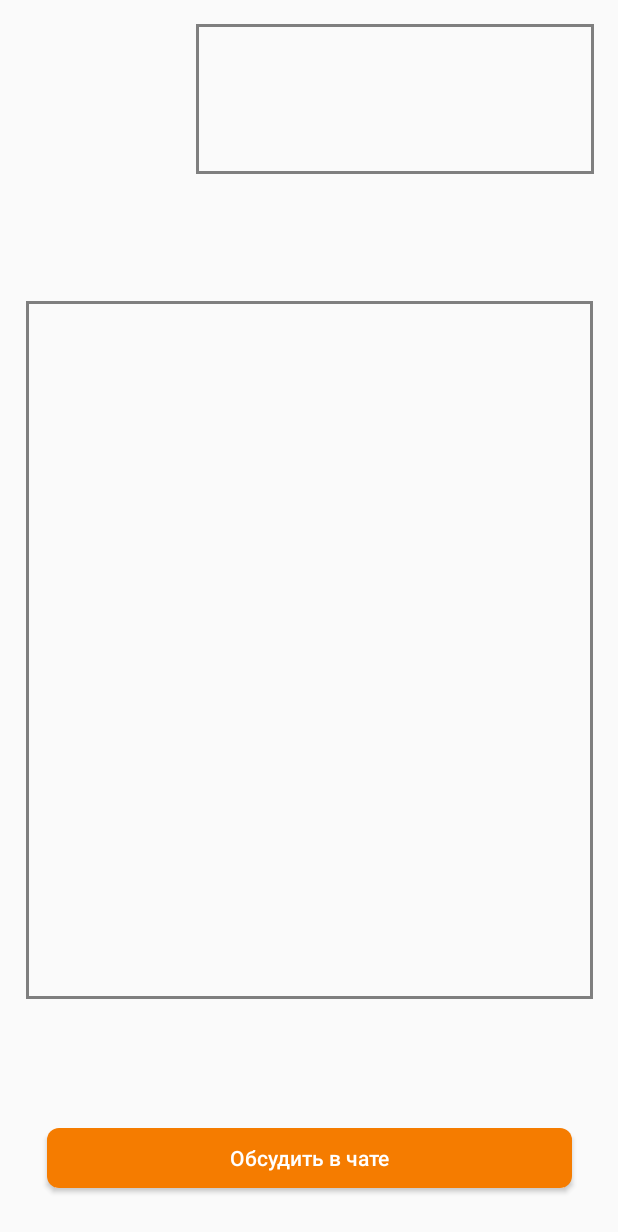
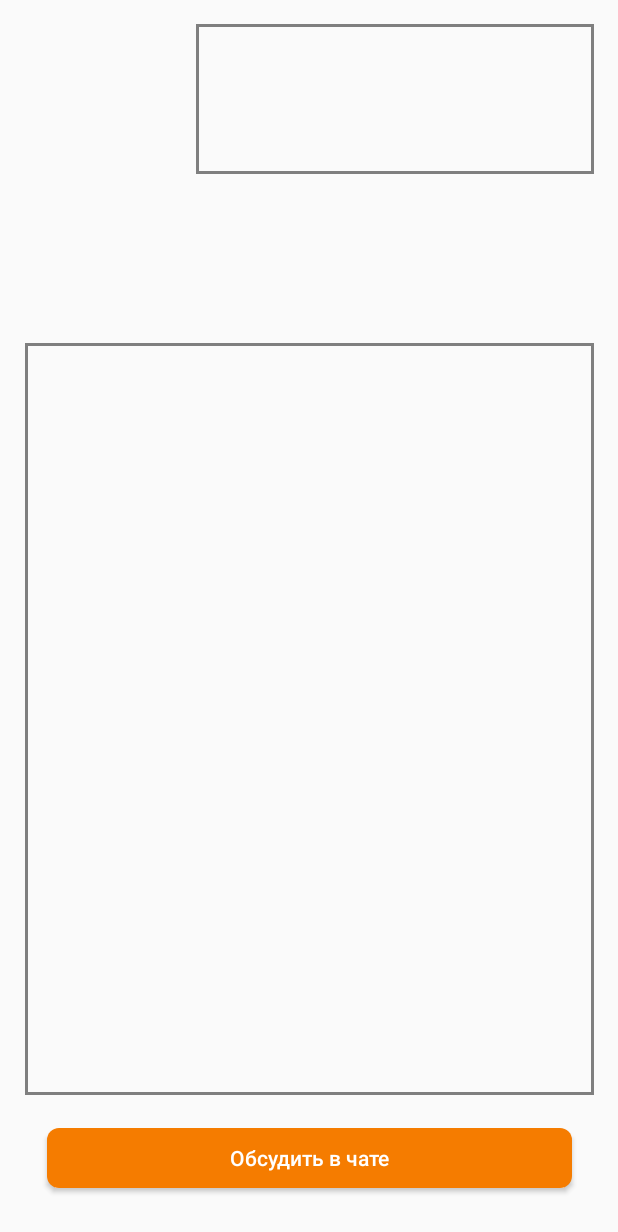
Before and after one commit to IssildurIl/HackAtOn, an Android app: the IntentActivity screen opened directly, with no data from a screen before it, on a phone screen of 412 x 824 dp. Shown: the top 1232 px of the screen. Run offline under Robolectric (Android 15) with nearby library versions, the light colour scheme and no system bars; 3 statements that could not run were skipped.

Commit message:
Newdesignsdfsdf - sdfs

```diff
--- a/app/src/main/res/layout/activity_intent.xml
+++ b/app/src/main/res/layout/activity_intent.xml
@@ -12,25 +12,21 @@
         android:layout_height="100dp"
         android:layout_marginStart="16dp"
         android:layout_marginTop="16dp"
-        android:layout_marginEnd="14dp"
-        app:layout_constraintEnd_toStartOf="@+id/titlemain"
         app:layout_constraintStart_toStartOf="parent"
         app:layout_constraintTop_toTopOf="parent" />
 
     <TextView
         android:id="@+id/bodymain"
-        android:layout_width="378dp"
-        android:layout_height="465dp"
+        android:layout_width="379dp"
+        android:layout_height="501dp"
         android:layout_marginStart="16dp"
-        android:layout_marginTop="20dp"
         android:layout_marginEnd="16dp"
         android:layout_marginBottom="22dp"
         android:background="@drawable/border"
         android:textSize="16sp"
         app:layout_constraintBottom_toTopOf="@+id/button"
         app:layout_constraintEnd_toEndOf="parent"
-        app:layout_constraintStart_toStartOf="parent"
-        app:layout_constraintTop_toBottomOf="@+id/iconmain" />
+        app:layout_constraintStart_toStartOf="parent" />
 
     <TextView
         android:id="@+id/titlemain"
```
